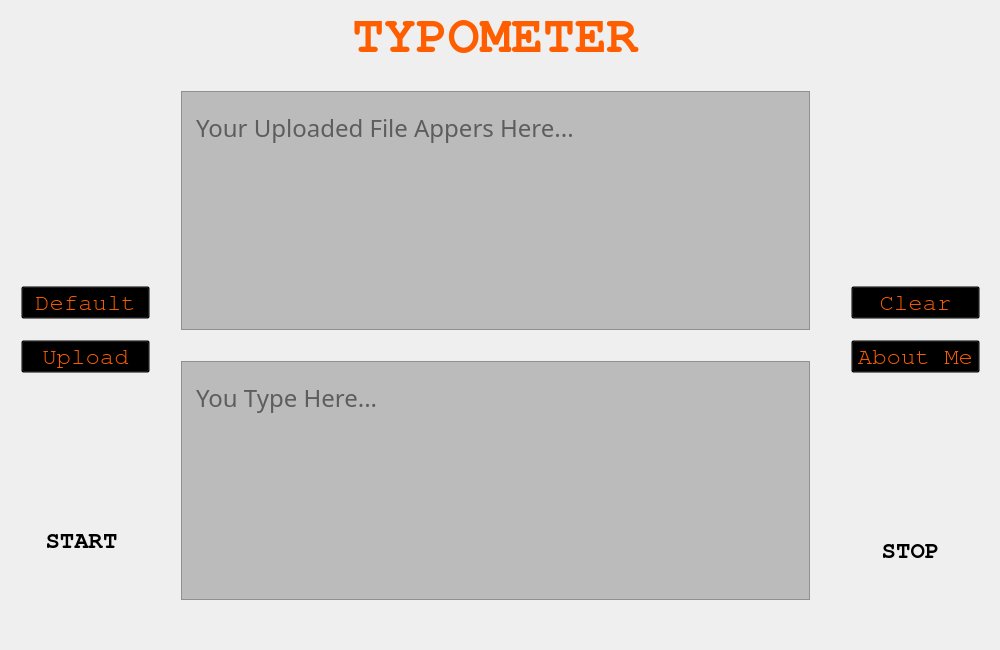
Above: TypeIt/type_it.ui from himanshukumar660/Typometer before the change. Below: the same form after it.
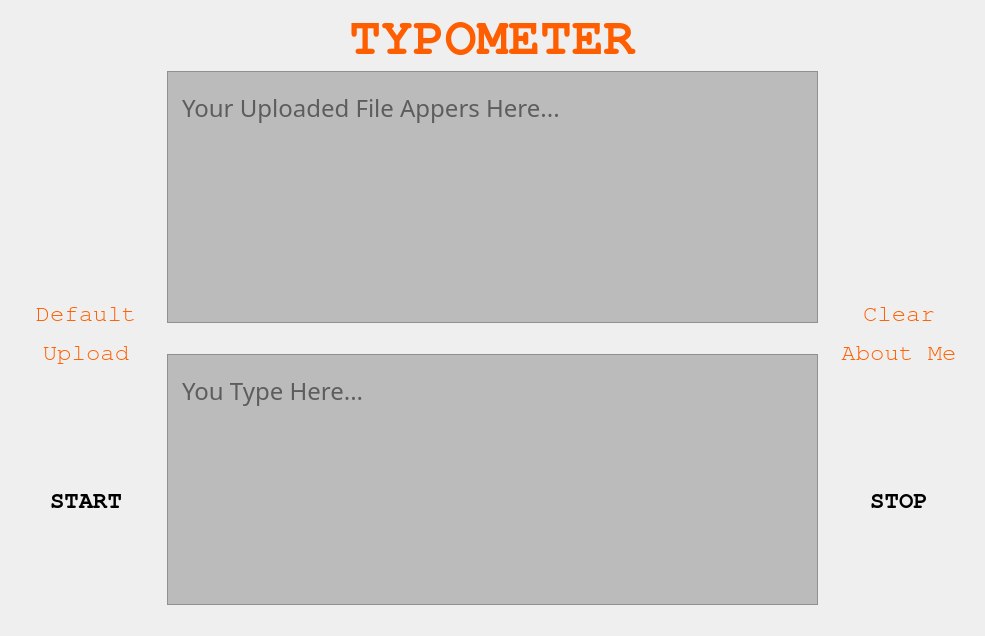
That is the form after the change. Icons and pictures are not drawn.

Commit message: Updated main window to be scaleable, removed generated ui files from repo

What changed in the file:
```diff
--- a/TypeIt/type_it.ui
+++ b/TypeIt/type_it.ui
@@ -9,26 +9,26 @@
    <rect>
     <x>0</x>
     <y>0</y>
-    <width>1000</width>
-    <height>650</height>
+    <width>985</width>
+    <height>636</height>
    </rect>
   </property>
   <property name="sizePolicy">
-   <sizepolicy hsizetype="Fixed" vsizetype="Fixed">
+   <sizepolicy hsizetype="Preferred" vsizetype="Preferred">
     <horstretch>0</horstretch>
     <verstretch>0</verstretch>
    </sizepolicy>
   </property>
   <property name="minimumSize">
    <size>
-    <width>1000</width>
-    <height>650</height>
+    <width>0</width>
+    <height>0</height>
    </size>
   </property>
   <property name="maximumSize">
    <size>
-    <width>1000</width>
-    <height>650</height>
+    <width>16777215</width>
+    <height>16777215</height>
    </size>
   </property>
   <property name="cursor">
@@ -56,19 +56,211 @@
    <property name="styleSheet">
     <string notr="true">background-image:url(://CSS-Background-Images-1-Red-and-Yellow.jpg)</string>
    </property>
-   <widget class="QWidget" name="layoutWidget">
-    <property name="geometry">
-     <rect>
-      <x>170</x>
-      <y>80</y>
-      <width>651</width>
-      <height>551</height>
-     </rect>
-    </property>
+   <layout class="QHBoxLayout" name="horizontalLayout_2" stretch="0,0,0">
+    <item>
+     <layout class="QVBoxLayout" name="verticalLayout_4">
+      <item>
+       <spacer name="verticalSpacer_4">
+        <property name="orientation">
+         <enum>Qt::Vertical</enum>
+        </property>
+        <property name="sizeHint" stdset="0">
+         <size>
+          <width>20</width>
+          <height>40</height>
+         </size>
+        </property>
+       </spacer>
+      </item>
+      <item>
+       <widget class="QLabel" name="label">
+        <property name="minimumSize">
+         <size>
+          <width>150</width>
+          <height>150</height>
+         </size>
+        </property>
+        <property name="maximumSize">
+         <size>
+          <width>150</width>
+          <height>150</height>
+         </size>
+        </property>
+        <property name="styleSheet">
+         <string notr="true">background:none;
+image: url(:/imageedit_4_4169169761.png);
+</string>
+        </property>
+        <property name="text">
+         <string/>
+        </property>
+        <property name="scaledContents">
+         <bool>true</bool>
+        </property>
+       </widget>
+      </item>
+      <item>
+       <spacer name="verticalSpacer_2">
+        <property name="orientation">
+         <enum>Qt::Vertical</enum>
+        </property>
+        <property name="sizeHint" stdset="0">
+         <size>
+          <width>20</width>
+          <height>40</height>
+         </size>
+        </property>
+       </spacer>
+      </item>
+      <item>
+       <layout class="QVBoxLayout" name="verticalLayout_3">
+        <item>
+         <widget class="QPushButton" name="getRandom">
+          <property name="font">
+           <font>
+            <family>FreeMono</family>
+            <pointsize>18</pointsize>
+           </font>
+          </property>
+          <property name="cursor">
+           <cursorShape>OpenHandCursor</cursorShape>
+          </property>
+          <property name="styleSheet">
+           <string notr="true">background-color: rgb(85, 0, 0);
+color:rgb(255, 94, 0);</string>
+          </property>
+          <property name="text">
+           <string>Default</string>
+          </property>
+          <property name="flat">
+           <bool>true</bool>
+          </property>
+         </widget>
+        </item>
+        <item>
+         <widget class="QPushButton" name="upload">
+          <property name="font">
+           <font>
+            <family>FreeMono</family>
+            <pointsize>18</pointsize>
+            <weight>50</weight>
+            <bold>false</bold>
+           </font>
+          </property>
+          <property name="cursor">
+           <cursorShape>OpenHandCursor</cursorShape>
+          </property>
+          <property name="styleSheet">
+           <string notr="true">background-color: rgb(85, 0, 0);
+color:rgb(255, 94, 0);</string>
+          </property>
+          <property name="text">
+           <string>Upload</string>
+          </property>
+          <property name="flat">
+           <bool>true</bool>
+          </property>
+         </widget>
+        </item>
+       </layout>
+      </item>
+      <item>
+       <spacer name="verticalSpacer_3">
+        <property name="orientation">
+         <enum>Qt::Vertical</enum>
+        </property>
+        <property name="sizeHint" stdset="0">
+         <size>
+          <width>20</width>
+          <height>40</height>
+         </size>
+        </property>
+       </spacer>
+      </item>
+      <item>
+       <widget class="QPushButton" name="start">
+        <property name="minimumSize">
+         <size>
+          <width>0</width>
+          <height>120</height>
+         </size>
+        </property>
+        <property name="maximumSize">
+         <size>
+          <width>150</width>
+          <height>16777215</height>
+         </size>
+        </property>
+        <property name="font">
+         <font>
+          <family>FreeMono</family>
+          <pointsize>18</pointsize>
+          <weight>75</weight>
+          <italic>false</italic>
+          <bold>true</bold>
+         </font>
+        </property>
+        <property name="cursor">
+         <cursorShape>OpenHandCursor</cursorShape>
+        </property>
+        <property name="styleSheet">
+         <string notr="true">border-image:url(:/imageedit_1_8076061353.png);
+color:rgb(0, 0, 0);
+font: 75 18pt &quot;FreeMono&quot;;
+font-weight:bold;
+position:absolute;
+background:none;
+border:none;
+
+</string>
+        </property>
+        <property name="text">
+         <string>START</string>
+        </property>
+       </widget>
+      </item>
+      <item>
+       <spacer name="verticalSpacer_5">
+        <property name="orientation">
+         <enum>Qt::Vertical</enum>
+        </property>
+        <property name="sizeHint" stdset="0">
+         <size>
+          <width>20</width>
+          <height>40</height>
+         </size>
+        </property>
+       </spacer>
+      </item>
+     </layout>
+    </item>
+    <item>
     <layout class="QVBoxLayout" name="verticalLayout">
      <item>
       <layout class="QHBoxLayout" name="horizontalLayout"/>
      </item>
+      <item>
+       <widget class="QPushButton" name="heading">
+        <property name="font">
+         <font>
+          <family>FreeMono</family>
+          <pointsize>40</pointsize>
+          <weight>75</weight>
+          <italic>false</italic>
+          <bold>true</bold>
+         </font>
+        </property>
+        <property name="styleSheet">
+         <string notr="true">font:  40pt &quot;FreeMono&quot;;
+color:rgb(255,94, 0);
+border:none;
+font-weight:bold;</string>
+        </property>
+        <property name="text">
+         <string>TYPOMETER</string>
+        </property>
+       </widget>
+      </item>
      <item>
       <widget class="QTextBrowser" name="textBrowser">
        <property name="font">
@@ -194,15 +386,29 @@
       </spacer>
      </item>
     </layout>
-   </widget>
-   <widget class="QPushButton" name="close">
-    <property name="geometry">
-     <rect>
-      <x>860</x>
-      <y>80</y>
-      <width>111</width>
-      <height>141</height>
-     </rect>
+    </item>
+    <item>
+     <layout class="QVBoxLayout" name="verticalLayout_5">
+      <item>
+       <spacer name="verticalSpacer_7">
+        <property name="orientation">
+         <enum>Qt::Vertical</enum>
+        </property>
+        <property name="sizeHint" stdset="0">
+         <size>
+          <width>20</width>
+          <height>40</height>
+         </size>
+        </property>
+       </spacer>
+      </item>
+      <item>
+       <widget class="QLabel" name="label_2">
+        <property name="minimumSize">
+         <size>
+          <width>150</width>
+          <height>150</height>
+         </size>
     </property>
     <property name="styleSheet">
      <string notr="true">position:absolute;
@@ -214,15 +420,21 @@
      <string/>
     </property>
    </widget>
-   <widget class="QWidget" name="layoutWidget">
-    <property name="geometry">
-     <rect>
-      <x>840</x>
-      <y>260</y>
-      <width>151</width>
-      <height>141</height>
-     </rect>
-    </property>
+      </item>
+      <item>
+       <spacer name="verticalSpacer_6">
+        <property name="orientation">
+         <enum>Qt::Vertical</enum>
+        </property>
+        <property name="sizeHint" stdset="0">
+         <size>
+          <width>20</width>
+          <height>40</height>
+         </size>
+        </property>
+       </spacer>
+      </item>
+      <item>
     <layout class="QVBoxLayout" name="verticalLayout_2">
      <item>
       <widget class="QPushButton" name="clear">
@@ -236,12 +448,15 @@
         <cursorShape>OpenHandCursor</cursorShape>
        </property>
        <property name="styleSheet">
-        <string notr="true">background:transparent;
+           <string notr="true">background-color: rgb(85, 0, 0);
 color:rgb(255, 94, 0);</string>
        </property>
        <property name="text">
         <string>Clear</string>
        </property>
+          <property name="flat">
+           <bool>true</bool>
+          </property>
       </widget>
      </item>
      <item>
@@ -258,107 +473,39 @@
         <cursorShape>OpenHandCursor</cursorShape>
        </property>
        <property name="styleSheet">
-        <string notr="true">background:transparent;
+           <string notr="true">background-color: rgb(85, 0, 0);
 color:rgb(255, 94, 0);</string>
        </property>
        <property name="text">
         <string>About Me</string>
        </property>
+          <property name="flat">
+           <bool>true</bool>
+          </property>
       </widget>
      </item>
     </layout>
-   </widget>
-   <widget class="QPushButton" name="heading">
-    <property name="geometry">
-     <rect>
-      <x>220</x>
-      <y>0</y>
-      <width>551</width>
-      <height>71</height>
-     </rect>
-    </property>
-    <property name="font">
-     <font>
-      <family>FreeMono</family>
-      <pointsize>40</pointsize>
-      <weight>75</weight>
-      <italic>false</italic>
-      <bold>true</bold>
-     </font>
-    </property>
-    <property name="styleSheet">
-     <string notr="true">font:  40pt &quot;FreeMono&quot;;
-color:rgb(255,94, 0);
-border:none;
-font-weight:bold;</string>
-    </property>
-    <property name="text">
-     <string>TYPOMETER</string>
-    </property>
-   </widget>
-   <widget class="QPushButton" name="start">
-    <property name="geometry">
-     <rect>
-      <x>11</x>
-      <y>470</y>
-      <width>141</width>
-      <height>141</height>
-     </rect>
-    </property>
-    <property name="font">
-     <font>
-      <family>FreeMono</family>
-      <pointsize>18</pointsize>
-      <weight>75</weight>
-      <italic>false</italic>
-      <bold>true</bold>
-     </font>
-    </property>
-    <property name="cursor">
-     <cursorShape>OpenHandCursor</cursorShape>
-    </property>
-    <property name="styleSheet">
-     <string notr="true">border-image:url(:/imageedit_1_8076061353.png);
-color:rgb(0, 0, 0);
-font: 75 18pt &quot;FreeMono&quot;;
-font-weight:bold;
-position:absolute;
-background:none;
-border:none;
-
-</string>
-    </property>
-    <property name="text">
-     <string>START</string>
-    </property>
-   </widget>
-   <widget class="QPushButton" name="logo">
-    <property name="geometry">
-     <rect>
-      <x>30</x>
-      <y>80</y>
-      <width>111</width>
-      <height>141</height>
-     </rect>
-    </property>
-    <property name="styleSheet">
-     <string notr="true">position:absolute;
-background:none;
-border:none;
-border-image:url(:/imageedit_4_4169169761.png);</string>
-    </property>
-    <property name="text">
-     <string/>
-    </property>
-   </widget>
+      </item>
+      <item>
+       <spacer name="verticalSpacer_9">
+        <property name="orientation">
+         <enum>Qt::Vertical</enum>
+        </property>
+        <property name="sizeHint" stdset="0">
+         <size>
+          <width>20</width>
+          <height>40</height>
+         </size>
+        </property>
+       </spacer>
+      </item>
+      <item>
    <widget class="QPushButton" name="giveUp">
-    <property name="geometry">
-     <rect>
-      <x>840</x>
-      <y>480</y>
-      <width>141</width>
-      <height>141</height>
-     </rect>
+        <property name="minimumSize">
+         <size>
+          <width>0</width>
+          <height>120</height>
+         </size>
     </property>
     <property name="font">
      <font>
@@ -387,70 +534,23 @@
      <string>STOP</string>
     </property>
    </widget>
-   <widget class="QWidget" name="layoutWidget">
-    <property name="geometry">
-     <rect>
-      <x>10</x>
-      <y>260</y>
-      <width>151</width>
-      <height>141</height>
-     </rect>
-    </property>
-    <layout class="QVBoxLayout" name="verticalLayout_3">
-     <item>
-      <widget class="QPushButton" name="getRandom">
-       <property name="font">
-        <font>
-         <family>FreeMono</family>
-         <pointsize>18</pointsize>
-        </font>
-       </property>
-       <property name="cursor">
-        <cursorShape>OpenHandCursor</cursorShape>
-       </property>
-       <property name="styleSheet">
-        <string notr="true">color:rgb(255, 94, 0);
-background:transparent;
-</string>
-       </property>
-       <property name="text">
-        <string>Default</string>
-       </property>
-      </widget>
      </item>
      <item>
-      <widget class="QPushButton" name="upload">
-       <property name="font">
-        <font>
-         <family>FreeMono</family>
-         <pointsize>18</pointsize>
-         <weight>50</weight>
-         <bold>false</bold>
-        </font>
-       </property>
-       <property name="cursor">
-        <cursorShape>OpenHandCursor</cursorShape>
-       </property>
-       <property name="styleSheet">
-        <string notr="true">color:rgb(255, 94, 0);
-background:transparent;
-</string>
-       </property>
-       <property name="text">
-        <string>Upload</string>
-       </property>
-      </widget>
-     </item>
-    </layout>
-   </widget>
-   <zorder>layoutWidget</zorder>
-   <zorder>layoutWidget</zorder>
-   <zorder>close</zorder>
-   <zorder>layoutWidget</zorder>
-   <zorder>heading</zorder>
-   <zorder>start</zorder>
-   <zorder>logo</zorder>
-   <zorder>giveUp</zorder>
+       <spacer name="verticalSpacer_8">
+        <property name="orientation">
+         <enum>Qt::Vertical</enum>
+        </property>
+        <property name="sizeHint" stdset="0">
+         <size>
+          <width>20</width>
+          <height>40</height>
+         </size>
+        </property>
+       </spacer>
+      </item>
+     </layout>
+    </item>
+   </layout>
   </widget>
  </widget>
  <layoutdefault spacing="6" margin="11"/>
```
Left out of the diff: 7 changed lines with no effect on the pictures. Lines whose indentation alone changed are shown as unchanged. The commit also changes 5 other files.
